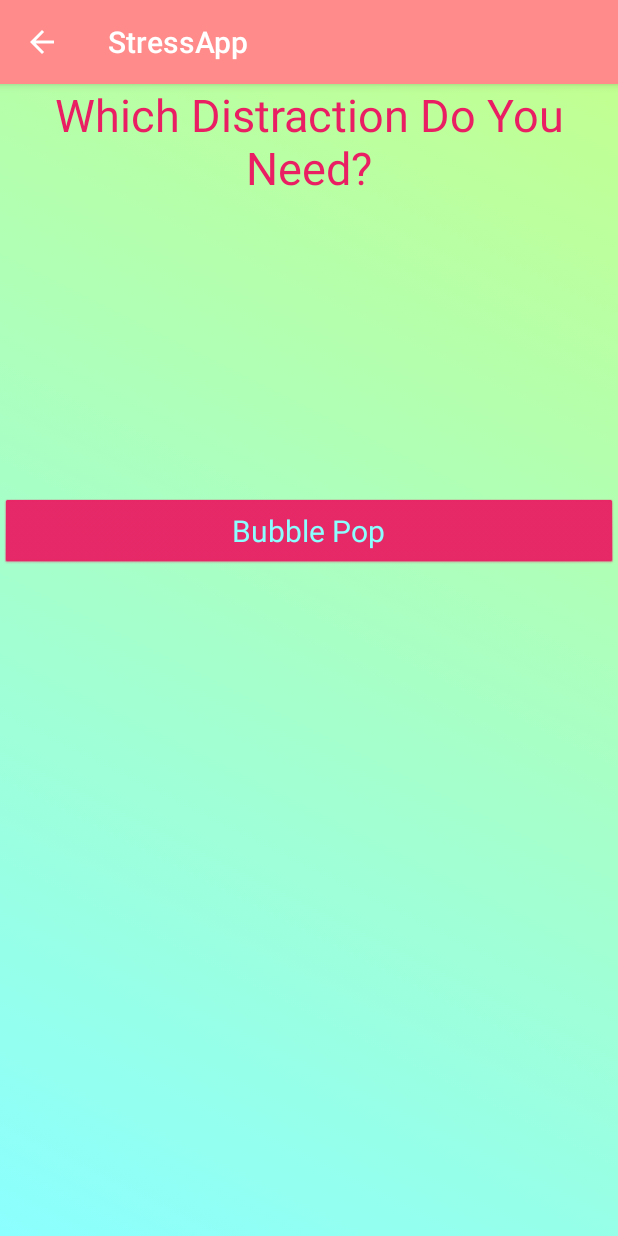
After one commit to ClemsonDavid/StressLab, an Android app: the DistractionTitle screen opened directly, with no data from a screen before it, on a phone screen of 412 x 824 dp. The commit adds this screen. Run offline under Robolectric (Android 15) with nearby library versions, the phone set to English and light mode, and no system bars.

Commit message:
bUbBlEs I got the bubbles distraction finished. They have sound and will refill if you run too low.

```diff
--- a/StressApp/app/src/main/AndroidManifest.xml
+++ b/StressApp/app/src/main/AndroidManifest.xml
@@ -18,6 +18,12 @@
         <activity
             android:name=".InputDataInput"
             android:parentActivityName=".InputDataTitle" />
+        <activity
+            android:name=".DistractionTitle"
+            android:parentActivityName=".MainActivity"/>
+        <activity
+            android:name=".DistractionInput"
+            android:parentActivityName=".DistractionTitle"/>
 
         <activity android:name=".MainActivity">
             <intent-filter>
--- /dev/null
+++ b/StressApp/app/src/main/java/com/example/stressapp/DistractionTitle.java
@@ -0,0 +1,58 @@
+package com.example.stressapp;
+
+import androidx.appcompat.app.AppCompatActivity;
+
+import android.content.Intent;
+import android.content.SharedPreferences;
+import android.os.Bundle;
+import android.util.Log;
+import android.view.Menu;
+import android.view.MenuItem;
+import android.view.View;
+import android.widget.ImageView;
+
+import androidx.fragment.app.Fragment;
+import androidx.fragment.app.FragmentManager;
+
+public class DistractionTitle extends AppCompatActivity {
+        private static final String PREFS = "prefs";
+
+
+        @Override
+        protected void onCreate(Bundle savedInstanceState) {
+            super.onCreate(savedInstanceState);
+
+
+            //Change appearance based on Theme
+            SharedPreferences preferences = getSharedPreferences(PREFS, MODE_PRIVATE);
+            String Theme = preferences.getString("Theme", "defaultreturn");
+
+            //Switch case for theme switching
+            switch(Theme){
+                case "Dark Theme":
+                    setTheme(R.style.Dark);
+                    break;
+                case "Red Theme":
+                    setTheme(R.style.LightPink);
+                    break;
+
+            }
+            setContentView(R.layout.activity_distractiondatatitle);
+
+        }
+
+        public void OptionSelect(View v){
+            String TypeInput = "";
+            Intent intent = new Intent(this, DistractionInput.class);
+            switch(v.getId()){
+                case R.id.BubblesButton:
+                    TypeInput = "Bubbles";
+
+                    break;
+            }
+            intent.putExtra("Type",TypeInput);
+            startActivity(intent);
+
+        }
+
+    }
--- a/StressApp/app/src/main/java/com/example/stressapp/MainActivity.java
+++ b/StressApp/app/src/main/java/com/example/stressapp/MainActivity.java
@@ -96,6 +96,11 @@ public class MainActivity extends AppCompatActivity {
                 // About selected
                 return true;
 
+            case R.id.Action_Distraction:
+                intent = new Intent(this, DistractionTitle.class);
+                startActivity(intent);
+                return true;
+
             default:
                 return super.onOptionsItemSelected(item);
         }
--- /dev/null
+++ b/StressApp/app/src/main/res/layout/activity_distractiondatatitle.xml
@@ -0,0 +1,50 @@
+<?xml version="1.0" encoding="utf-8"?>
+<androidx.constraintlayout.widget.ConstraintLayout xmlns:android="http://schemas.android.com/apk/res/android"
+    xmlns:app="http://schemas.android.com/apk/res-auto"
+    xmlns:tools="http://schemas.android.com/tools"
+    android:layout_width="match_parent"
+    android:layout_height="match_parent"
+    android:id="@+id/fragment_container"
+    tools:context=".InputDataTitle">
+
+    <RelativeLayout
+        android:layout_width="match_parent"
+        android:layout_height="match_parent"
+        >
+
+
+        <TextView
+            android:id="@+id/DistractionTitleText"
+            android:layout_width="wrap_content"
+            android:layout_height="wrap_content"
+            android:text="@string/distractiontitletitle"
+            android:textAlignment="center"
+            android:layout_centerHorizontal="true"
+            style="@style/MediumTextTitle"
+            />
+
+        <Button
+            android:id="@+id/BubblesButton"
+            android:layout_width="match_parent"
+            android:layout_height="wrap_content"
+            android:layout_centerHorizontal="true"
+            android:layout_below="@id/DistractionTitleText"
+            android:layout_marginTop="200dp"
+            android:onClick="OptionSelect"
+            android:text="@string/bubbles" />
+
+        <View
+            android:id="@+id/CenterForVert"
+            android:layout_centerVertical="true"
+            android:layout_width="wrap_content"
+            android:layout_height="0dp"/>
+
+
+
+
+
+
+
+
+    </RelativeLayout>
+</androidx.constraintlayout.widget.ConstraintLayout>
--- a/StressApp/app/src/main/res/menu/appbar_menu.xml
+++ b/StressApp/app/src/main/res/menu/appbar_menu.xml
@@ -17,7 +17,11 @@
         android:icon="@drawable/picchartwhite"
         app:showAsAction="ifRoom"/>
 
-
+    <item android:id="@+id/Action_Distraction"
+        android:title="@string/Distractions"
+        android:icon="@drawable/icons8_ferris_wheel_96"
+        android:iconTint="@color/white"
+        app:showAsAction="ifRoom"/>
 
 
 </menu>
--- a/StressApp/app/src/main/res/values/strings.xml
+++ b/StressApp/app/src/main/res/values/strings.xml
@@ -16,6 +16,7 @@
     <string name="Home">Home</string>
     <string name="Input">Input</string>
     <string name="Graphs">Graphs</string>
+    <string name="Distractions">Distractions</string>
 
     <!-- Input Data Buttons -->
     <string name="inputtitletitle">Choose Which Type of Data to Input</string>
@@ -26,7 +27,8 @@
     <string name="finances">Finances</string>
     <string name="mental">Mental Health</string>
 
-
+    <string name="distractiontitletitle">Which Distraction Do You Need?</string>
+    <string name="bubbles">Bubble Pop</string>
 
     <!-- TODO: Remove or change this placeholder text -->
     <string name="hello_blank_fragment">Hello blank fragment</string>
```
Also changed, not shown: StressApp/app/src/main/java/com/example/stressapp/BubblesView.java (added, +79 -0 lines), StressApp/app/src/main/java/com/example/stressapp/DistractionInput.java (added, +142 -0 lines), StressApp/app/src/main/res/layout/activity_bubbles.xml (added, +10 -0 lines), StressApp/app/src/main/res/values/colors.xml (+15 -0 lines), StressApp/app/src/main/res/drawable-v24/icons8_ferris_wheel_24.png (added), StressApp/app/src/main/res/drawable-v24/icons8_ferris_wheel_48.png (added), StressApp/app/src/main/res/drawable-v24/icons8_ferris_wheel_96.png (added), 285 other files.
